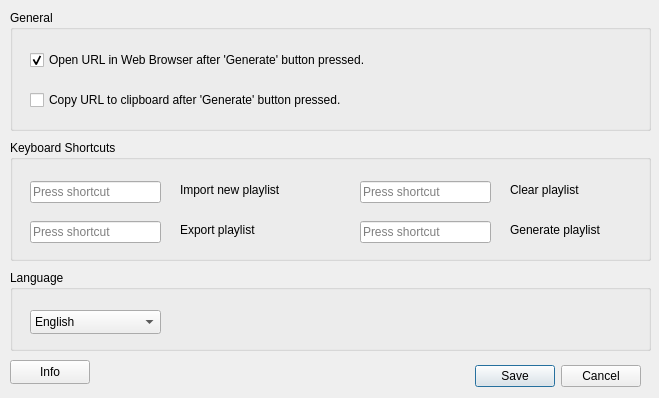
This is src/gui/forms/settings_dialog.ui in christianhofmanncodes/youtube-playlist-generator as Qt 5 draws it before an edit. The edited form follows.
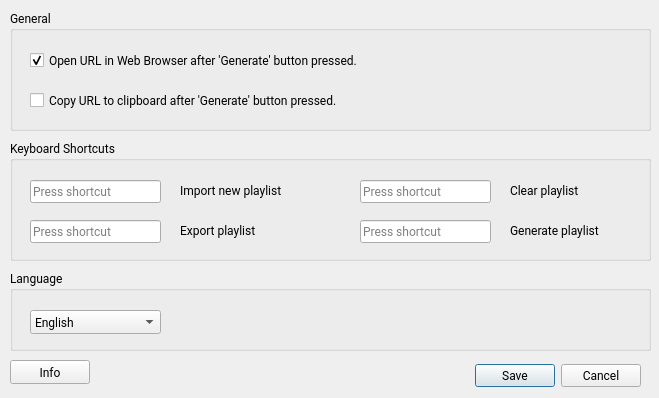
This is the edited form.

Commit message: change font to Roboto

Diff of the .ui file:
```diff
--- a/src/gui/forms/settings_dialog.ui
+++ b/src/gui/forms/settings_dialog.ui
@@ -22,6 +22,11 @@
     <height>398</height>
    </size>
   </property>
+  <property name="font">
+   <font>
+    <family>Roboto</family>
+   </font>
+  </property>
   <property name="windowTitle">
    <string>Settings</string>
   </property>
```
The commit also changes 2 other files.
